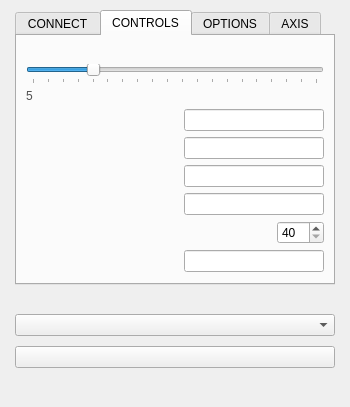
Old version of the form src/ui/MainWindow.ui in the repository Dawson924/MouseFlightControl.
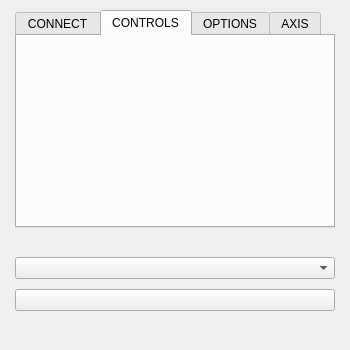
New version of the form. The open tabs and pages were chosen to show the change.

Patch:
```diff
--- a/src/ui/MainWindow.ui
+++ b/src/ui/MainWindow.ui
@@ -50,302 +50,7 @@
                             <attribute name="title">
                                 <string>CONTROLS</string>
                             </attribute>
-                            <layout class="QVBoxLayout" name="verticalLayout">
-                                <!-- 灵敏度设置行 -->
-                                <item>
-                                    <layout class="QVBoxLayout">
-                                        <property name="spacing">
-                                            <number>5</number>
-                                        </property>
-
-                                        <!-- 灵敏度标签 -->
-                                        <item>
-                                            <widget class="QLabel" name="speedLabel">
-                                                <property name="text">
-                                                    <string></string>
-                                                </property>
-                                                <property name="styleSheet">
-                                                    <string notr="true">color: #000000;</string>
-                                                </property>
-                                            </widget>
-                                        </item>
-
-                                        <!-- 灵敏度滑块 -->
-                                        <item>
-                                            <widget class="QSlider" name="mouseSpeed">
-                                                <property name="orientation">
-                                                    <enum>Qt::Horizontal</enum>
-                                                </property>
-                                                <property name="minimum">
-                                                    <number>1</number>
-                                                </property>
-                                                <property name="maximum">
-                                                    <number>20</number>
-                                                </property>
-                                                <property name="value">
-                                                    <number>5</number>
-                                                </property>
-                                                <property name="tickPosition">
-                                                    <enum>QSlider::TicksBelow</enum>
-                                                </property>
-                                                <property name="tickInterval">
-                                                    <number>1</number>
-                                                </property>
-                                            </widget>
-                                        </item>
-
-                                        <!-- 滑块值显示 -->
-                                        <item>
-                                            <widget class="QLabel" name="speedValueLabel">
-                                                <property name="text">
-                                                    <string>5</string>
-                                                </property>
-                                                <property name="styleSheet">
-                                                    <string notr="true">color: #505050; font-size:
-                                                        9pt; min-width:
-                                                        30px;</string>
-                                                </property>
-                                            </widget>
-                                        </item>
-                                    </layout>
-                                </item>
-
-                                <!-- 切换控制 -->
-                                <item>
-                                    <layout class="QHBoxLayout">
-                                        <property name="spacing">
-                                            <number>10</number>
-                                        </property>
-                                        <item>
-                                            <widget class="QLabel" name="toggleEnabledLabel">
-                                                <property name="text">
-                                                    <string></string>
-                                                </property>
-                                            </widget>
-                                        </item>
-                                        <item>
-                                            <spacer>
-                                                <property name="orientation">
-                                                    <enum>Qt::Horizontal</enum>
-                                                </property>
-                                                <property name="sizeHint" stdset="0">
-                                                    <size>
-                                                        <width>40</width>
-                                                        <height>20</height>
-                                                    </size>
-                                                </property>
-                                            </spacer>
-                                        </item>
-                                        <item>
-                                            <widget class="QLineEdit" name="toggleEnabledKey">
-                                                <property name="text">
-                                                    <string></string>
-                                                </property>
-                                            </widget>
-                                        </item>
-                                    </layout>
-                                </item>
-
-                                <!-- 控制回中 -->
-                                <item>
-                                    <layout class="QHBoxLayout" name="centerControlLayout">
-                                        <property name="spacing">
-                                            <number>10</number>
-                                        </property>
-                                        <item>
-                                            <widget class="QLabel" name="centerControlLabel">
-                                                <property name="text">
-                                                    <string></string>
-                                                </property>
-                                            </widget>
-                                        </item>
-                                        <item>
-                                            <spacer>
-                                                <property name="orientation">
-                                                    <enum>Qt::Horizontal</enum>
-                                                </property>
-                                                <property name="sizeHint" stdset="0">
-                                                    <size>
-                                                        <width>40</width>
-                                                        <height>20</height>
-                                                    </size>
-                                                </property>
-                                            </spacer>
-                                        </item>
-                                        <item>
-                                            <widget class="QLineEdit" name="centerControlKey">
-                                                <property name="text">
-                                                    <string></string>
-                                                </property>
-                                            </widget>
-                                        </item>
-                                    </layout>
-                                </item>
-
-                                <!-- 启用自由视角 -->
-                                <item>
-                                    <layout class="QHBoxLayout" name="enableFreecamLayout">
-                                        <property name="spacing">
-                                            <number>10</number>
-                                        </property>
-                                        <item>
-                                            <widget class="QLabel" name="enableFreecamLabel">
-                                                <property name="text">
-                                                    <string></string>
-                                                </property>
-                                            </widget>
-                                        </item>
-                                        <item>
-                                            <spacer>
-                                                <property name="orientation">
-                                                    <enum>Qt::Horizontal</enum>
-                                                </property>
-                                                <property name="sizeHint" stdset="0">
-                                                    <size>
-                                                        <width>40</width>
-                                                        <height>20</height>
-                                                    </size>
-                                                </property>
-                                            </spacer>
-                                        </item>
-                                        <item>
-                                            <widget class="QLineEdit" name="enableFreecamKey">
-                                                <property name="text">
-                                                    <string></string>
-                                                </property>
-                                            </widget>
-                                        </item>
-                                    </layout>
-                                </item>
-
-                                <!-- 自由视角回中 -->
-                                <item>
-                                    <layout class="QHBoxLayout" name="viewCenterLayout">
-                                        <property name="spacing">
-                                            <number>10</number>
-                                        </property>
-                                        <item>
-                                            <widget class="QLabel" name="viewCenterLabel">
-                                                <property name="text">
-                                                    <string></string>
-                                                </property>
-                                            </widget>
-                                        </item>
-                                        <item>
-                                            <spacer>
-                                                <property name="orientation">
-                                                    <enum>Qt::Horizontal</enum>
-                                                </property>
-                                                <property name="sizeHint" stdset="0">
-                                                    <size>
-                                                        <width>40</width>
-                                                        <height>20</height>
-                                                    </size>
-                                                </property>
-                                            </spacer>
-                                        </item>
-                                        <item>
-                                            <widget class="QLineEdit" name="viewCenterKey">
-                                                <property name="text">
-                                                    <string></string>
-                                                </property>
-                                            </widget>
-                                        </item>
-                                    </layout>
-                                </item>
-
-                                <!-- 自由视角fov选项 -->
-                                <item>
-                                    <layout class="QHBoxLayout" name="cameraFovLayout">
-                                        <property name="spacing">
-                                            <number>10</number>
-                                        </property>
-                                        <item>
-                                            <widget class="QLabel" name="cameraFovLabel">
-                                                <property name="text">
-                                                    <string></string>
-                                                </property>
-                                            </widget>
-                                        </item>
-                                        <item>
-                                            <spacer>
-                                                <property name="orientation">
-                                                    <enum>Qt::Horizontal</enum>
-                                                </property>
-                                                <property name="sizeHint" stdset="0">
-                                                    <size>
-                                                        <width>40</width>
-                                                        <height>20</height>
-                                                    </size>
-                                                </property>
-                                            </spacer>
-                                        </item>
-                                        <item>
-                                            <widget class="QSpinBox" name="cameraFovSpinBox">
-                                                <property name="value">
-                                                    <number></number>
-                                                </property>
-                                                <property name="minimum">
-                                                    <number>40</number>
-                                                </property>
-                                                <property name="maximum">
-                                                    <number>160</number>
-                                                </property>
-                                            </widget>
-                                        </item>
-                                    </layout>
-                                </item>
-
-                                <!-- 地面滑行模式 -->
-                                <item>
-                                    <layout class="QHBoxLayout" name="taxiModeLayout">
-                                        <property name="spacing">
-                                            <number>10</number>
-                                        </property>
-                                        <item>
-                                            <widget class="QLabel" name="taxiModeLabel">
-                                                <property name="text">
-                                                    <string></string>
-                                                </property>
-                                            </widget>
-                                        </item>
-                                        <item>
-                                            <spacer>
-                                                <property name="orientation">
-                                                    <enum>Qt::Horizontal</enum>
-                                                </property>
-                                                <property name="sizeHint" stdset="0">
-                                                    <size>
-                                                        <width>40</width>
-                                                        <height>20</height>
-                                                    </size>
-                                                </property>
-                                            </spacer>
-                                        </item>
-                                        <item>
-                                            <widget class="QLineEdit" name="taxiModeKey">
-                                                <property name="text">
-                                                    <string></string>
-                                                </property>
-                                            </widget>
-                                        </item>
-                                    </layout>
-                                </item>
-
-                                <!-- 垂直弹簧 -->
-                                <item>
-                                    <spacer name="verticalSpacer">
-                                        <property name="orientation">
-                                            <enum>Qt::Vertical</enum>
-                                        </property>
-                                        <property name="sizeHint" stdset="0">
-                                            <size>
-                                                <width>20</width>
-                                                <height>0</height>
-                                            </size>
-                                        </property>
-                                    </spacer>
-                                </item>
+                            <layout class="QVBoxLayout" name="controlsPageLayout">
                             </layout>
                         </widget>
 
```
Left out of the diff: 469 changed lines with no effect on the pictures.
